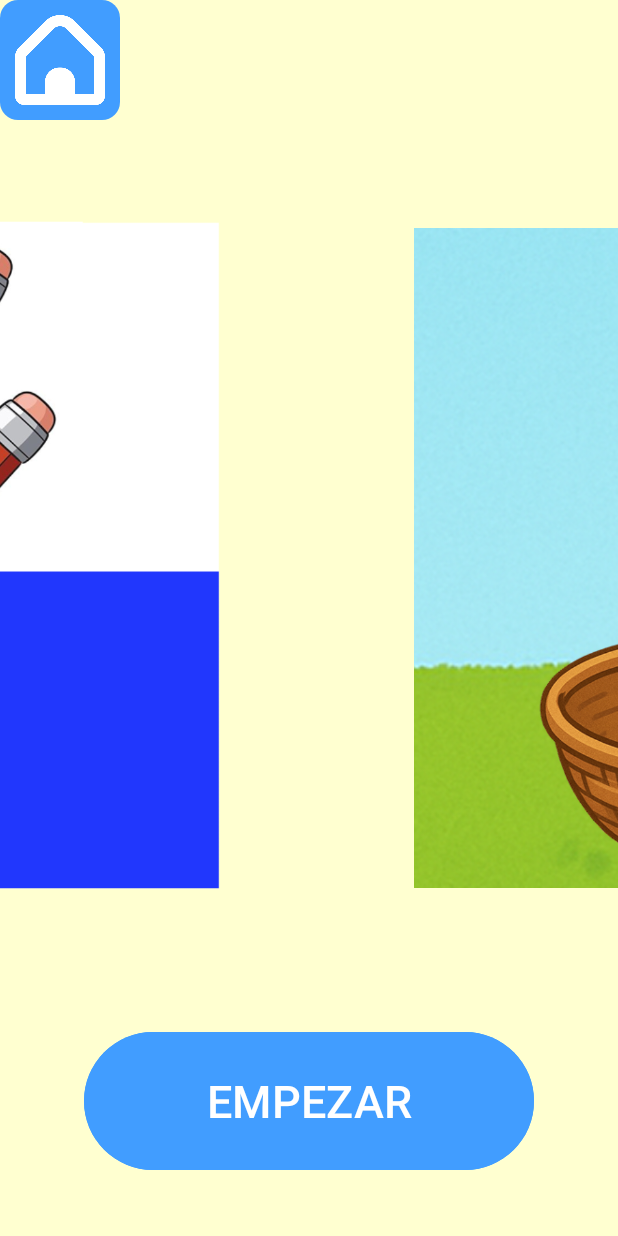
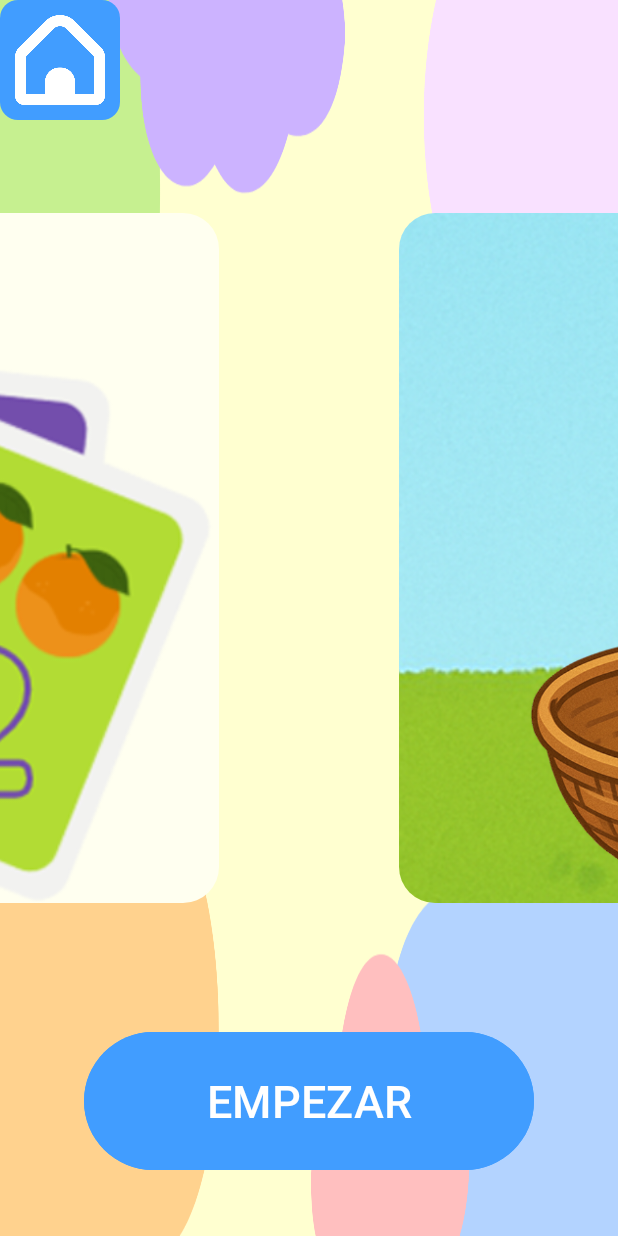
Before and after one commit to chal071/CountAndCatch_Moblie, an Android app: the ElegirJuegosActivity screen opened directly, with no data from a screen before it, on a phone screen of 412 x 824 dp. Run offline under Robolectric (Android 15) with nearby library versions, the phone set to English and light mode, and no system bars.

Commit message:
cambiado el fondo de pantalla de elegir juego

```diff
--- /dev/null
+++ b/app/src/main/res/drawable/rounded_mask.xml
@@ -0,0 +1,4 @@
+<shape xmlns:android="http://schemas.android.com/apk/res/android">
+    <solid android:color="@android:color/transparent"/>
+    <corners android:radius="24dp"/>
+</shape>
--- a/app/src/main/res/layout/activity_elegir_juegos.xml
+++ b/app/src/main/res/layout/activity_elegir_juegos.xml
@@ -3,7 +3,7 @@
     android:id="@+id/mainElegirJuegos"
     android:layout_width="match_parent"
     android:layout_height="match_parent"
-    android:background="@color/fondo"
+    android:background="@drawable/background"
     android:orientation="vertical"
     android:padding="15dp">
 
@@ -29,16 +29,16 @@
             android:id="@+id/frameJuegoCountEJ"
             android:layout_width="480dp"
             android:layout_height="500dp"
-            android:layout_marginEnd="@dimen/frameMarginRight">
+            android:layout_marginEnd="@dimen/frameMarginRight"
+            android:padding="20dp">
 
             <ImageView
                 android:layout_width="match_parent"
                 android:layout_height="match_parent"
-                android:clickable="false"
                 android:scaleType="centerCrop"
-                android:src="@drawable/count"
-
-                />
+                android:src="@drawable/bgcount"
+                android:clipToOutline="true"
+                android:background="@drawable/rounded_mask"/>
 
         </FrameLayout>
 
@@ -46,14 +46,16 @@
             android:id="@+id/frameJuegoCatchEJ"
             android:layout_width="480dp"
             android:layout_height="500dp"
-            android:padding="30dp">
+            android:padding="20dp">
 
             <ImageView
                 android:layout_width="match_parent"
                 android:layout_height="match_parent"
                 android:clickable="false"
                 android:scaleType="centerCrop"
-                android:src="@drawable/catch_logo" />
+                android:src="@drawable/catch_logo"
+                android:clipToOutline="true"
+                android:background="@drawable/rounded_mask"/>
 
         </FrameLayout>
 
```
Also changed, not shown: app/src/main/res/drawable/background.png (added), app/src/main/res/drawable/background3.png (added), app/src/main/res/drawable/bgcatch.png (added), app/src/main/res/drawable/bgcount.png (added).
